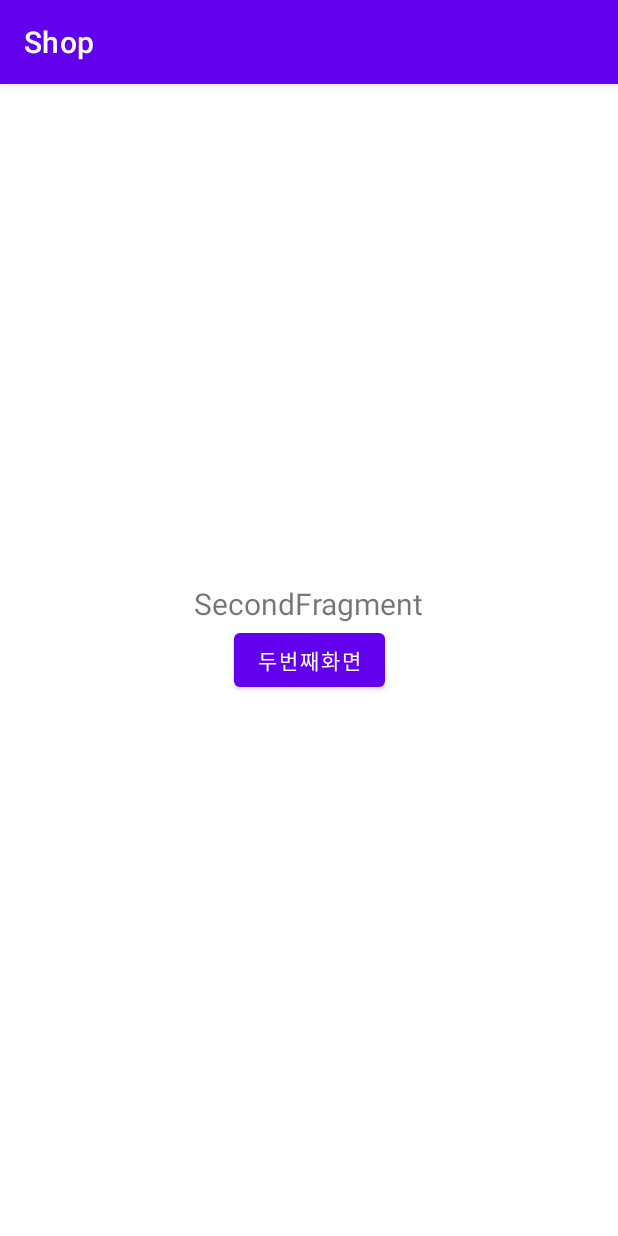
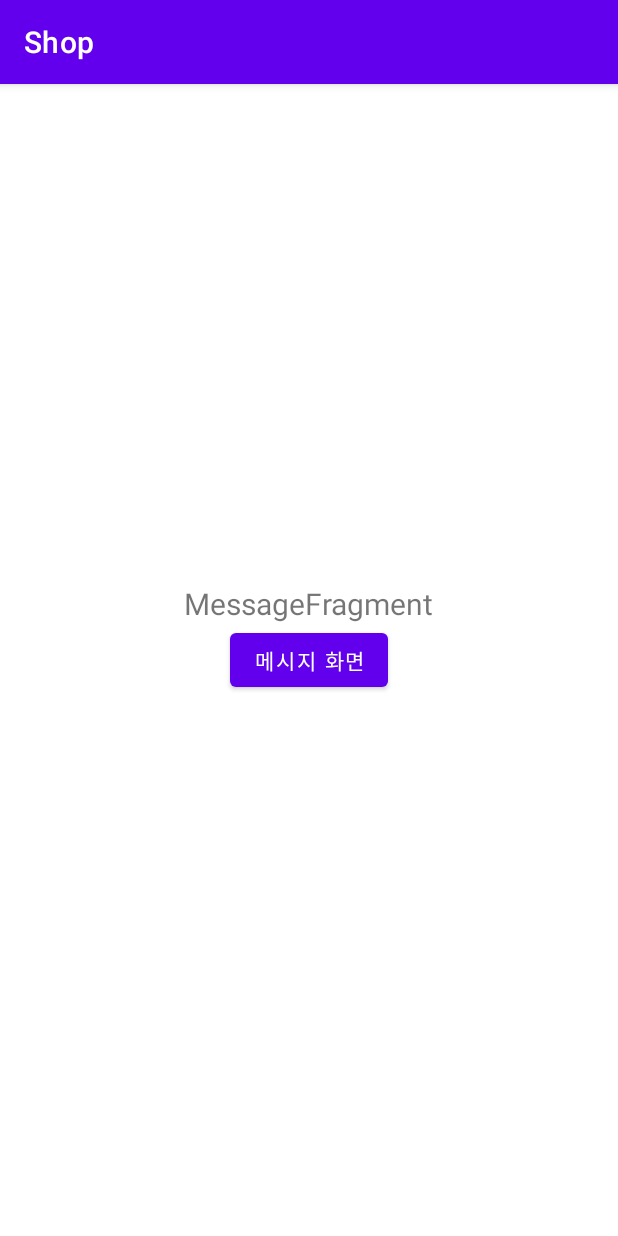
Before and after one commit to wo9374/Shop, an Android app: the fragment MessageFragment shown on its own in the app's theme, on a phone screen of 412 x 824 dp. Run offline under Robolectric (Android 15) with nearby library versions, the light colour scheme and no system bars; 1 statement that could not run was skipped.

Commit message:
navigation fragment 수정

```diff
--- a/app/src/main/java/com/example/shop/view/MainActivity.kt
+++ b/app/src/main/java/com/example/shop/view/MainActivity.kt
@@ -28,5 +28,9 @@ class MainActivity : AppCompatActivity() {
 
         val navHostFragment = supportFragmentManager.findFragmentById(binding.mainNavHost.id) as NavHostFragment
         val navController = navHostFragment.navController
+
+        NavigationUI.setupWithNavController(
+            binding.bottomNavigationView, navController
+        )
     }
 }
--- a/app/src/main/java/com/example/shop/view/SecondHomeScreen.kt
+++ b/app/src/main/java/com/example/shop/view/MessageFragment.kt
@@ -1,7 +1,6 @@
 package com.example.shop.view
 
 import android.os.Bundle
-import android.util.Log
 import android.view.LayoutInflater
 import android.view.View
 import android.view.ViewGroup
@@ -11,10 +10,10 @@ import androidx.navigation.NavController
 import androidx.navigation.Navigation
 import com.example.shop.R
 
-class SecondHomeScreen : Fragment() {
+class MessageFragment : Fragment() {
     lateinit var navController : NavController
     override fun onCreateView(inflater: LayoutInflater, container: ViewGroup?, savedInstanceState: Bundle?): View? {
-        val view = inflater.inflate(R.layout.screen_second_home, container, false)
+        val view = inflater.inflate(R.layout.fragment_message, container, false)
         return view
     }
 
--- a/app/src/main/res/drawable/ic_baseline_looks_2_24.xml
+++ b/app/src/main/res/drawable/ic_baseline_favorite_24.xml
@@ -6,5 +6,5 @@
     android:tint="?attr/colorControlNormal">
   <path
       android:fillColor="@android:color/white"
-      android:pathData="M19,3L5,3c-1.1,0 -2,0.9 -2,2v14c0,1.1 0.9,2 2,2h14c1.1,0 2,-0.9 2,-2L21,5c0,-1.1 -0.9,-2 -2,-2zM15,11c0,1.11 -0.9,2 -2,2h-2v2h4v2L9,17v-4c0,-1.11 0.9,-2 2,-2h2L13,9L9,9L9,7h4c1.1,0 2,0.89 2,2v2z"/>
+      android:pathData="M12,21.35l-1.45,-1.32C5.4,15.36 2,12.28 2,8.5 2,5.42 4.42,3 7.5,3c1.74,0 3.41,0.81 4.5,2.09C13.09,3.81 14.76,3 16.5,3 19.58,3 22,5.42 22,8.5c0,3.78 -3.4,6.86 -8.55,11.54L12,21.35z"/>
 </vector>
--- a/app/src/main/res/drawable/ic_baseline_looks_3_24.xml
+++ b/app/src/main/res/drawable/ic_baseline_home_24.xml
@@ -6,5 +6,5 @@
     android:tint="?attr/colorControlNormal">
   <path
       android:fillColor="@android:color/white"
-      android:pathData="M19.01,3h-14c-1.1,0 -2,0.9 -2,2v14c0,1.1 0.9,2 2,2h14c1.1,0 2,-0.9 2,-2L21.01,5c0,-1.1 -0.9,-2 -2,-2zM15.01,10.5c0,0.83 -0.67,1.5 -1.5,1.5 0.83,0 1.5,0.67 1.5,1.5L15.01,15c0,1.11 -0.9,2 -2,2h-4v-2h4v-2h-2v-2h2L13.01,9h-4L9.01,7h4c1.1,0 2,0.89 2,2v1.5z"/>
+      android:pathData="M10,20v-6h4v6h5v-8h3L12,3 2,12h3v8z"/>
 </vector>
--- a/app/src/main/res/drawable/ic_baseline_looks_1_24.xml
+++ b/app/src/main/res/drawable/ic_baseline_message_24.xml
@@ -6,5 +6,5 @@
     android:tint="?attr/colorControlNormal">
   <path
       android:fillColor="@android:color/white"
-      android:pathData="M19,3L5,3c-1.1,0 -2,0.9 -2,2v14c0,1.1 0.9,2 2,2h14c1.1,0 2,-0.9 2,-2L21,5c0,-1.1 -0.9,-2 -2,-2zM14,17h-2L12,9h-2L10,7h4v10z"/>
+      android:pathData="M21,6h-2v9L6,15v2c0,0.55 0.45,1 1,1h11l4,4L22,7c0,-0.55 -0.45,-1 -1,-1zM17,12L17,3c0,-0.55 -0.45,-1 -1,-1L3,2c-0.55,0 -1,0.45 -1,1v14l4,-4h10c0.55,0 1,-0.45 1,-1z"/>
 </vector>
--- /dev/null
+++ b/app/src/main/res/layout/fragment_message.xml
@@ -0,0 +1,27 @@
+<?xml version="1.0" encoding="utf-8"?>
+<androidx.constraintlayout.widget.ConstraintLayout xmlns:android="http://schemas.android.com/apk/res/android"
+    xmlns:app="http://schemas.android.com/apk/res-auto"
+    xmlns:tools="http://schemas.android.com/tools"
+    android:layout_width="match_parent"
+    android:layout_height="match_parent"
+    tools:context="com.example.shop.view.MessageFragment">
+
+    <TextView
+        android:layout_width="wrap_content"
+        android:layout_height="wrap_content"
+        app:layout_constraintBottom_toTopOf="@+id/second_btn"
+        app:layout_constraintEnd_toEndOf="parent"
+        app:layout_constraintStart_toStartOf="parent"
+        android:text="MessageFragment"
+        android:textSize="20dp"/>
+
+    <Button
+        android:id="@+id/second_btn"
+        android:layout_width="wrap_content"
+        android:layout_height="wrap_content"
+        android:text="메시지 화면"
+        app:layout_constraintBottom_toBottomOf="parent"
+        app:layout_constraintEnd_toEndOf="parent"
+        app:layout_constraintStart_toStartOf="parent"
+        app:layout_constraintTop_toTopOf="parent" />
+</androidx.constraintlayout.widget.ConstraintLayout>
--- a/app/src/main/res/layout/screen_second_home.xml
+++ b/app/src/main/res/layout/fragment_mypage.xml
@@ -1,25 +1,26 @@
 <?xml version="1.0" encoding="utf-8"?>
-<androidx.constraintlayout.widget.ConstraintLayout xmlns:android="http://schemas.android.com/apk/res/android"
+<androidx.constraintlayout.widget.ConstraintLayout
+    xmlns:android="http://schemas.android.com/apk/res/android"
     xmlns:app="http://schemas.android.com/apk/res-auto"
     xmlns:tools="http://schemas.android.com/tools"
     android:layout_width="match_parent"
     android:layout_height="match_parent"
-    tools:context="com.example.jetpacksemina.navigation.SecondHomeScreen">
+    tools:context="com.example.shop.view.HomeFragment">
 
     <TextView
         android:layout_width="wrap_content"
         android:layout_height="wrap_content"
-        app:layout_constraintBottom_toTopOf="@+id/second_btn"
+        app:layout_constraintBottom_toTopOf="@+id/first_btn"
         app:layout_constraintEnd_toEndOf="parent"
         app:layout_constraintStart_toStartOf="parent"
-        android:text="SecondFragment"
+        android:text="MyPageFragment"
         android:textSize="20dp"/>
 
     <Button
-        android:id="@+id/second_btn"
+        android:id="@+id/first_btn"
         android:layout_width="wrap_content"
         android:layout_height="wrap_content"
-        android:text="두번째화면"
+        android:text="마이페이지"
         app:layout_constraintBottom_toBottomOf="parent"
         app:layout_constraintEnd_toEndOf="parent"
         app:layout_constraintStart_toStartOf="parent"
--- a/app/src/main/res/values-night/themes.xml
+++ b/app/src/main/res/values-night/themes.xml
@@ -1,6 +1,6 @@
 <resources xmlns:tools="http://schemas.android.com/tools">
     <!-- Base application theme. -->
-    <style name="Theme.Shop" parent="Theme.MaterialComponents.DayNight.DarkActionBar">
+    <style name="Theme.Shop" parent="Theme.MaterialComponents.Light.DarkActionBar">
         <!-- Primary brand color. -->
         <item name="colorPrimary">@color/purple_200</item>
         <item name="colorPrimaryVariant">@color/purple_700</item>
--- a/app/src/main/res/values/themes.xml
+++ b/app/src/main/res/values/themes.xml
@@ -1,6 +1,6 @@
 <resources xmlns:tools="http://schemas.android.com/tools">
     <!-- Base application theme. -->
-    <style name="Theme.Shop" parent="Theme.MaterialComponents.DayNight.DarkActionBar">
+    <style name="Theme.Shop" parent="Theme.MaterialComponents.Light.DarkActionBar">
         <!-- Primary brand color. -->
         <item name="colorPrimary">@color/purple_500</item>
         <item name="colorPrimaryVariant">@color/purple_700</item>
```
Also changed, not shown: app/src/main/java/com/example/shop/view/FavoriteFragment.kt (added, +34 -0 lines), app/src/main/java/com/example/shop/view/HomeFragment.kt (added, +31 -0 lines), app/src/main/java/com/example/shop/view/MyPageFragment.kt (renamed from app/src/main/java/com/example/shop/view/FirstHomeScreen.kt, +8 -5 lines), app/src/main/res/drawable/ic_baseline_mypage_24.xml (added, +10 -0 lines), app/src/main/res/layout/activity_main.xml (+8 -1 lines), app/src/main/res/layout/fragment_favorite.xml (added, +27 -0 lines), app/src/main/res/layout/fragment_home.xml (renamed from app/src/main/res/layout/screen_first_home.xml, +4 -3 lines), app/src/main/res/menu/menu_main_bottom_navi.xml (+14 -9 lines), app/src/main/res/navigation/nav_main.xml (+14 -10 lines), app/src/main/res/values/strings.xml (+4 -3 lines).
